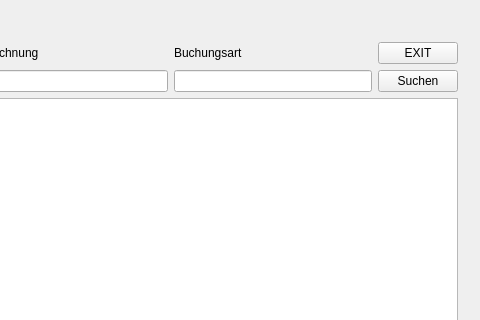
First picture: the form in Lagersystem/Lagersystem.ui, repository tim-pa/Lagersystem, before the edit; both pictures show x 462 to 942 and y 0 to 320 of the 942 by 639 pixel window.
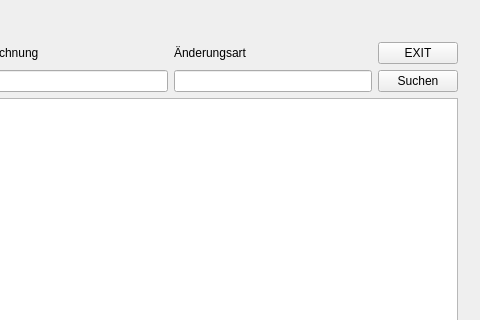
Second picture: the form after the edit.

What changed in the file:
```diff
--- a/Lagersystem/Lagersystem.ui
+++ b/Lagersystem/Lagersystem.ui
@@ -444,7 +444,7 @@
         <item row="1" column="3">
          <widget class="QLabel" name="label_storecategory_4">
           <property name="text">
-           <string>Buchungsart</string>
+           <string>Änderungsart</string>
           </property>
          </widget>
         </item>
```
Left out of the diff: 4 changed lines with no effect on the pictures.
